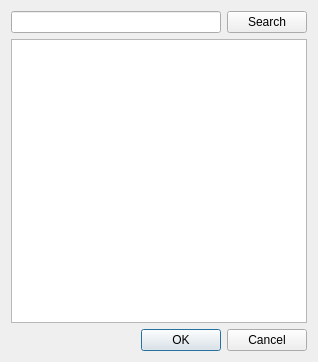
maritim/MovieManiacs, file idget.ui: the form before one commit.
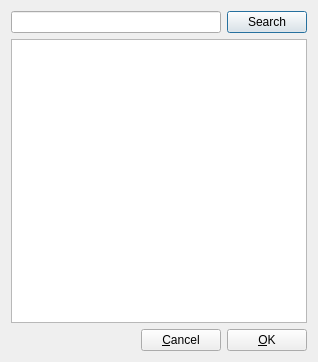
The form after the commit. Icons and pictures are not drawn.

What changed in the file:
```diff
--- a/idget.ui
+++ b/idget.ui
@@ -47,14 +47,39 @@
     </layout>
    </item>
    <item>
-    <widget class="QDialogButtonBox" name="buttonBox">
-     <property name="orientation">
-      <enum>Qt::Horizontal</enum>
-     </property>
-     <property name="standardButtons">
-      <set>QDialogButtonBox::Cancel|QDialogButtonBox::Ok</set>
-     </property>
-    </widget>
+    <layout class="QHBoxLayout" name="horizontalLayout_3">
+     <item>
+      <spacer name="horizontalSpacer">
+       <property name="orientation">
+        <enum>Qt::Horizontal</enum>
+       </property>
+       <property name="sizeHint" stdset="0">
+        <size>
+         <width>40</width>
+         <height>20</height>
+        </size>
+       </property>
+      </spacer>
+     </item>
+     <item>
+      <layout class="QHBoxLayout" name="horizontalLayout_2">
+       <item>
+        <widget class="QPushButton" name="cancelButton">
+         <property name="text">
+          <string>&amp;Cancel</string>
+         </property>
+        </widget>
+       </item>
+       <item>
+        <widget class="QPushButton" name="okButton">
+         <property name="text">
+          <string>&amp;OK</string>
+         </property>
+        </widget>
+       </item>
+      </layout>
+     </item>
+    </layout>
    </item>
   </layout>
  </widget>
```
Left out of the diff: 35 changed lines with no effect on the pictures.
